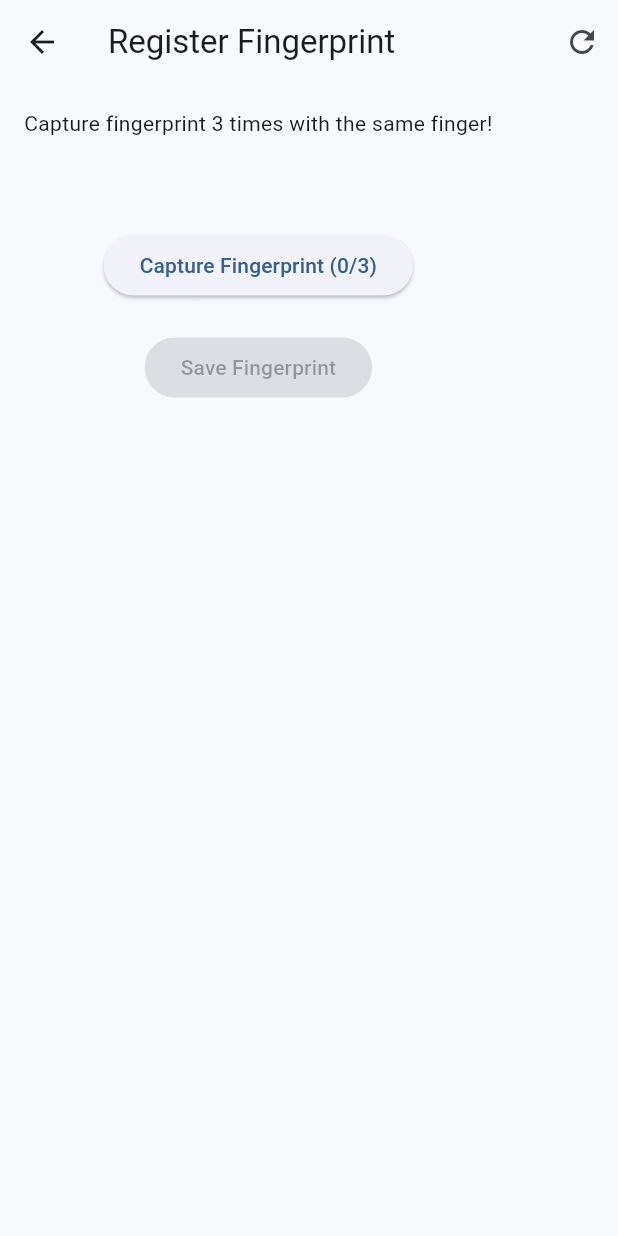
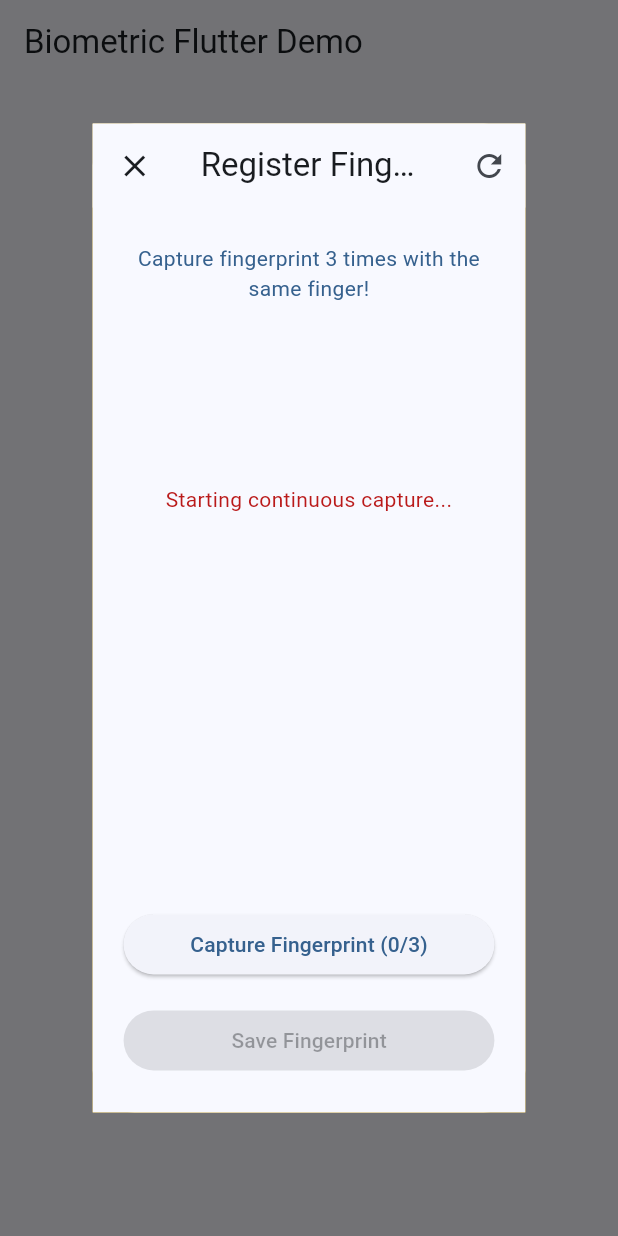
Before and after one commit to thanwannahtun/biometric_fingerprint_sensor, a Flutter app: the screen it shows after launch, after a tap on "Register Fingerprint", on a phone screen of 412 x 824 dp. Run offline on Flutter 3.47's test engine with Material 3 defaults, Android fonts, the light colour scheme and no system bars; missing offline and left inert: dart:ffi; statements that could not run were skipped.

Commit message:
fingerprint 3 times matching example demo

```diff
--- a/lib/examples/register_fingerprint_page.dart
+++ b/lib/examples/register_fingerprint_page.dart
@@ -17,10 +17,15 @@ class _RegisterFingerprintPageState extends State<RegisterFingerprintPage> {
   Uint8List? _finalTemplate;
 
   String registerInfoMessage = "";
+  String successMessage = "";
 
   @override
   void initState() {
     super.initState();
+    initDevice();
+  }
+
+  void initDevice() async {
     _service =
         ZKFingerService("windows/runner/libzkfp.dll")
           ..init()
@@ -28,37 +33,55 @@ class _RegisterFingerprintPageState extends State<RegisterFingerprintPage> {
 
     // ✅ Create DB cache on page open
     _service.createDBCache();
+
+    captureFirst();
+  }
+
+  captureFirst() async {
+    await Future.delayed(Duration(milliseconds: 300)).then((_) {
+      _captureFingerprint();
+    });
   }
 
   @override
   void dispose() {
-    // ✅ Always close cache to avoid leaks
-    // _service.closeDBCache();
     _service.closeDevice();
     super.dispose();
   }
 
   Future<void> _captureFingerprint() async {
+    // Prevent multiple parallel loops
+    if (_collectedTemplates.length >= 3) return;
+
+    setState(() {
+      registerInfoMessage = "Starting continuous capture...";
+    });
+
+    // Loop until we capture 3 valid fingerprints
+    while (_collectedTemplates.length < 3 && mounted) {
       final result = _service.captureFingerprintTemplate();
-    if (result == null) {
-      setState(() {
-        registerInfoMessage = "Capture failed, try again!";
-      });
-      return;
-    }
 
+      if (result != null) {
         setState(() {
           _lastCapturedImage = result.image;
           _collectedTemplates.add(result.template);
+          registerInfoMessage =
+              "Captured ${_collectedTemplates.length}/3. Place finger again.";
         });
-
-    if (_collectedTemplates.length < 3) {
+      } else {
         setState(() {
           registerInfoMessage =
-            "Captured ${_collectedTemplates.length}/3. Place finger again in a slightly different position.";
+              "Captured ${_collectedTemplates.length}/3. Place finger again. Waiting...";
+          // registerInfoMessage = "Capture failed, trying again...";
         });
-    } else if (_collectedTemplates.length == 3) {
-      // ✅ Once 3 captures done, generate final registered template
+      }
+
+      // Add a small delay to avoid hammering the device
+      await Future.delayed(const Duration(milliseconds: 800));
+    }
+
+    // Auto-generate final template once 3 samples are collected
+    if (_collectedTemplates.length == 3) {
       final regTemplate = _service.generateRegTemplate(
         _collectedTemplates[0],
         _collectedTemplates[1],
@@ -69,17 +92,25 @@ class _RegisterFingerprintPageState extends State<RegisterFingerprintPage> {
         setState(() {
           _finalTemplate = regTemplate;
           registerInfoMessage = "";
+          successMessage = "Fingerprint registered successfully!";
         });
-        ScaffoldMessenger.of(context).showSnackBar(
-          const SnackBar(content: Text("Fingerprint registered successfully!")),
-        );
+        // if (mounted) {
+        //   ScaffoldMessenger.of(context).showSnackBar(
+        //     const SnackBar(
+        //       content: Text("Fingerprint registered successfully!"),
+        //     ),
+        //   );
+        // }
       } else {
         setState(() {
-          registerInfoMessage = "Enrollment failed";
+          registerInfoMessage =
+              "Enrollment failed . Register with the same finger.";
         });
-        ScaffoldMessenger.of(
-          context,
-        ).showSnackBar(const SnackBar(content: Text("Enrollment failed")));
+        // if (mounted) {
+        //   ScaffoldMessenger.of(
+        //     context,
+        //   ).showSnackBar(const SnackBar(content: Text("Enrollment failed")));
+        // }
       }
     }
   }
@@ -89,9 +120,19 @@ class _RegisterFingerprintPageState extends State<RegisterFingerprintPage> {
       setState(() {
         registerInfoMessage = "No valid fingerprint. Capture 3 samples first.";
       });
+
       return;
     }
 
+    showDialog(
+      context: context,
+      builder:
+          (context) => Dialog(
+            insetPadding: const EdgeInsets.all(20),
+            elevation: 10,
+            child: Image.memory(_lastCapturedImage!),
+          ),
+    );
     // ✅ Here you would send _finalTemplate to your backend API
     debugPrint("✅ Final fingerprint ready, size: ${_finalTemplate!.length}");
   }
@@ -100,30 +141,70 @@ class _RegisterFingerprintPageState extends State<RegisterFingerprintPage> {
   Widget build(BuildContext context) {
     return Scaffold(
       appBar: AppBar(
+        leading: IconButton(
+          onPressed: () => Navigator.pop(context),
+          icon: Icon(Icons.close),
+        ),
         title: const Text("Register Fingerprint"),
         actions: [
           IconButton(
-            onPressed: () {
+            onPressed: () async {
+              setState(() {
                 _collectedTemplates.clear();
-              setState(() {});
+                _lastCapturedImage = null;
+                _finalTemplate = null;
+                registerInfoMessage = "";
+                successMessage = "";
+              });
+              initDevice();
             },
             icon: Icon(Icons.refresh),
+            tooltip: "Reset Registration",
           ),
         ],
       ),
       body: Padding(
-        padding: const EdgeInsets.all(16),
+        padding: EdgeInsets.symmetric(
+          horizontal: MediaQuery.of(context).size.width * 0.05,
+          vertical: 24,
+        ),
         child: Column(
+          mainAxisAlignment: MainAxisAlignment.spaceBetween,
+          crossAxisAlignment: CrossAxisAlignment.stretch,
           spacing: 20,
           children: [
-            Text("Capture fingerprint 3 times with the same finger!"),
+            Text(
+              "Capture fingerprint 3 times with the same finger!",
+              textAlign: TextAlign.center,
+              style: TextStyle(color: Theme.of(context).colorScheme.primary),
+            ),
 
             Text(
               registerInfoMessage,
               style: TextStyle(color: Theme.of(context).colorScheme.error),
+              textAlign: TextAlign.center,
+            ),
+            Text(
+              successMessage,
+              style: TextStyle(
+                color: Colors.green,
+                fontSize: 14,
+                fontWeight: FontWeight.bold,
+              ),
+              textAlign: TextAlign.center,
             ),
             if (_lastCapturedImage != null)
-              Image.memory(_lastCapturedImage!, width: 300, height: 300),
+              Expanded(
+                child: Image.memory(
+                  _lastCapturedImage!,
+                  width: 300,
+                  height: 300,
+                ),
+              ),
+            Column(
+              crossAxisAlignment: CrossAxisAlignment.stretch,
+              spacing: 16,
+              children: [
                 ElevatedButton(
                   onPressed:
                       _collectedTemplates.length < 3
@@ -132,6 +213,7 @@ class _RegisterFingerprintPageState extends State<RegisterFingerprintPage> {
                   child: Text(
                     _collectedTemplates.length < 3
                         ? "Capture Fingerprint (${_collectedTemplates.length}/3)"
+                        // "Start Capture (Auto 3x)"
                         : "Captured All",
                   ),
                 ),
@@ -142,6 +224,8 @@ class _RegisterFingerprintPageState extends State<RegisterFingerprintPage> {
                 ),
               ],
             ),
+          ],
+        ),
       ),
     );
   }
--- a/lib/main.dart
+++ b/lib/main.dart
@@ -1,6 +1,5 @@
 import 'package:flutter/material.dart';
 
-import 'examples/fingerprint_page.dart';
 import 'examples/register_fingerprint_page.dart';
 
 void main() {
@@ -42,21 +41,19 @@ class _MyHomePageState extends State<MyHomePage> {
           mainAxisAlignment: MainAxisAlignment.center,
           crossAxisAlignment: CrossAxisAlignment.center,
           children: <Widget>[
-            SizedBox(height: 20),
             ElevatedButton(
               onPressed: () {
-                Navigator.of(context).push(
-                  MaterialPageRoute(builder: (context) => FingerprintPage()),
-                );
-              },
-              child: Text("Initialize"),
-            ),
-            ElevatedButton(
-              onPressed: () {
-                Navigator.of(context).push(
-                  MaterialPageRoute(
-                    builder: (context) => RegisterFingerprintPage(),
-                  ),
+                showDialog(
+                  context: context,
+                  builder:
+                      (context) => Dialog(
+                        child: Container(
+                          color: Colors.amber,
+                          width: MediaQuery.of(context).size.width * 0.7,
+                          height: MediaQuery.of(context).size.height * 0.8,
+                          child: RegisterFingerprintPage(),
+                        ),
+                      ),
                 );
               },
               child: Text("Register Fingerprint"),
--- a/lib/zkfp/zkfinger_service.dart
+++ b/lib/zkfp/zkfinger_service.dart
@@ -31,6 +31,10 @@ class ZKFingerService {
       return true;
     }
     return false;
+  }
+
+  bool isDeviceOpen() {
+    return _deviceHandle != null;
   }
 
   void closeDevice() {
@@ -146,7 +150,7 @@ class ZKFingerService {
 
       final height = heightPtr.value;
       final width = widthPtr.value;
-      print("🟢 Device image size: $width x $height ");
+      debugPrint("🟢 Device image size: $width x $height ");
 
       // Allocate memory for the buffers inside the arena
       // FIX: Initialize tmplSize as a single Uint32 with the value 2048
@@ -189,7 +193,7 @@ class ZKFingerService {
 
         return CaptureResult(tmpl, pngBytes);
       } else {
-        print("❌ Capture template failed with code $r");
+        debugPrint("❌ Capture template failed with code $r");
         return null;
       }
       // The arena and all its allocations are freed automatically here.
@@ -254,26 +258,23 @@ class ZKFingerService {
     Uint8List collectedTemplat,
     Uint8List collectedTemplat2,
     Uint8List collectedTemplat3,
-  ) {}
+  ) {
+    // ToDo : Bind
+  }
 
   void getParameters(
     int deviceHandle,
     int i,
     Pointer<NativeType> cast,
     Pointer<Uint32> pointer,
-  ) {}
-}
-
-class FingerprintCapture {
-  final Uint8List image; // raw fingerprint bitmap
-  final Uint8List template; // fingerprint template
-
-  FingerprintCapture({required this.image, required this.template});
+  ) {
+    // ToDo : Bind
+  }
 }
 
 class CaptureResult {
-  final Uint8List template;
-  final Uint8List image;
+  final Uint8List template; // fingerprint template
+  final Uint8List image; // raw fingerprint bitmap
 
   CaptureResult(this.template, this.image);
 }
```
Also changed, not shown: ffigen.yaml (deleted, +0 -54 lines), lib/examples/fingerprint_page.dart (deleted, +0 -148 lines), 1 other file. Lines whose indentation alone changed are shown as unchanged.
